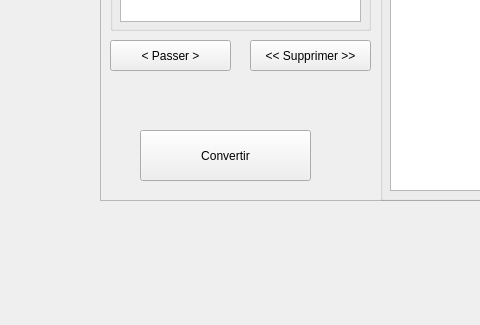
First picture: the form in source/courriermanager.ui, repository laurent82/NewCourrierManager, before the edit; both pictures show x 290 to 770 and y 560 to 885 of the 975 by 885 pixel window.
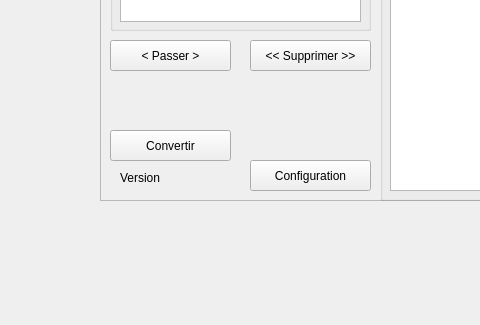
Second picture: the form after the edit.

The edit to the form file:
```diff
--- a/source/courriermanager.ui
+++ b/source/courriermanager.ui
@@ -342,16 +342,42 @@
    <widget class="QPushButton" name="btnConvert">
     <property name="geometry">
      <rect>
-      <x>40</x>
+      <x>10</x>
       <y>600</y>
-      <width>171</width>
-      <height>51</height>
+      <width>121</width>
+      <height>31</height>
      </rect>
     </property>
     <property name="text">
      <string>Convertir</string>
     </property>
    </widget>
+   <widget class="QLabel" name="lblVersion">
+    <property name="geometry">
+     <rect>
+      <x>20</x>
+      <y>640</y>
+      <width>241</width>
+      <height>16</height>
+     </rect>
+    </property>
+    <property name="text">
+     <string>Version</string>
+    </property>
+   </widget>
+   <widget class="QPushButton" name="btnConfiguration">
+    <property name="geometry">
+     <rect>
+      <x>150</x>
+      <y>630</y>
+      <width>121</width>
+      <height>31</height>
+     </rect>
+    </property>
+    <property name="text">
+     <string>Configuration</string>
+    </property>
+   </widget>
   </widget>
   <widget class="QFrame" name="topButtons">
    <property name="geometry">
```
